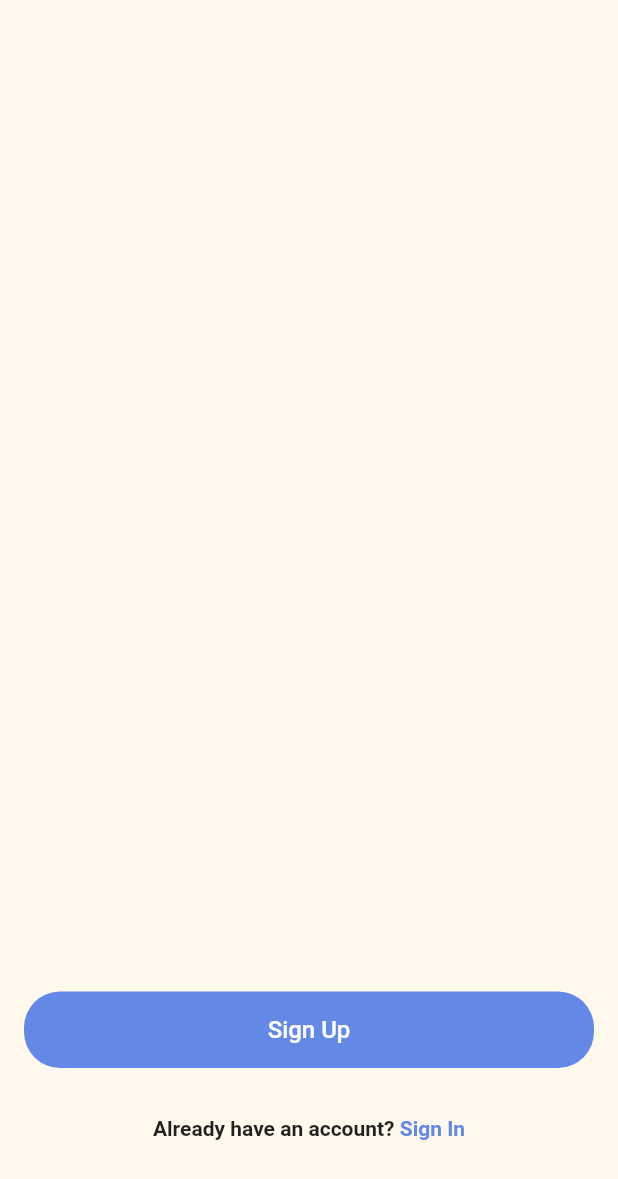
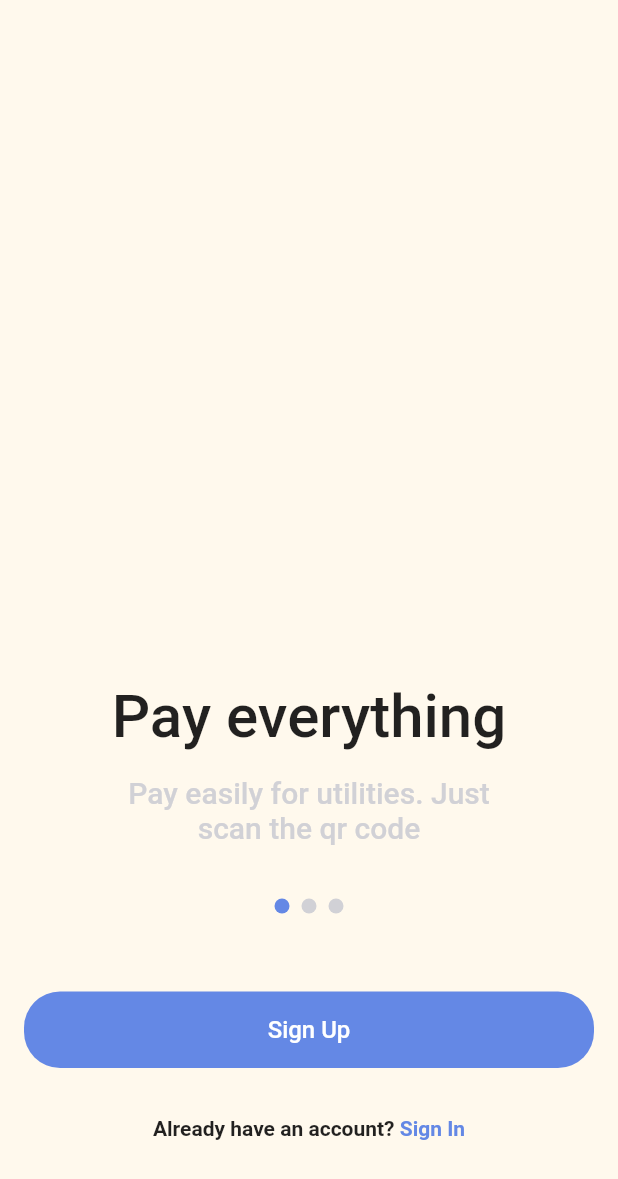
Before and after one commit to lusanmaulana/flutter-ui-test, a Flutter app: the MCLandingScreen screen opened directly, on a phone screen of 412 x 824 dp. Shown: the top 1179 px of the screen. Run offline on Flutter 3.47's test engine with Material 2 defaults, Android fonts, the phone set to English and light mode, and no system bars.

Commit message:
Add intro message

```diff
--- a/lib/apps/mobi_cash/screens/mc_landing.s.dart
+++ b/lib/apps/mobi_cash/screens/mc_landing.s.dart
@@ -8,15 +8,50 @@ class MCLandingScreen extends StatefulWidget {
   State<MCLandingScreen> createState() => _MCLandingScreenState();
 }
 
-class _MCLandingScreenState extends State<MCLandingScreen> {
+class _MCLandingScreenState extends State<MCLandingScreen> with SingleTickerProviderStateMixin {
+  final _pageController = PageController();
+  late final TabController _tabController;
+
+  @override
+  void initState() {
+    _tabController = TabController(length: Strings.intros.length, vsync: this);
+
+    super.initState();
+  }
+
+  void _onPageChanged(int index) {
+    _tabController.animateTo(index);
+  }
+
   @override
   Widget build(BuildContext context) {
     return Scaffold(
       backgroundColor: MCColors.background,
-      body: Padding(
+      body: Column(
+        mainAxisAlignment: MainAxisAlignment.end,
+        crossAxisAlignment: CrossAxisAlignment.stretch,
+        children: [
+          Flexible(
+            child: PageView.builder(
+              controller: _pageController,
+              itemCount: Strings.intros.length,
+              itemBuilder: _buildIntroWidget,
+              onPageChanged: _onPageChanged,
+            ),
+          ),
+          Center(
+            child: TabPageSelector(
+              controller: _tabController,
+              selectedColor: MCColors.blue,
+              color: MCColors.grey,
+              indicatorSize: 10,
+              borderStyle: BorderStyle.none,
+            ),
+          ),
+          const SizedBox(height: 32,),
+          Padding(
             padding: const EdgeInsets.all(16).copyWith(bottom: 64),
             child: Column(
-          mainAxisAlignment: MainAxisAlignment.end,
               crossAxisAlignment: CrossAxisAlignment.stretch,
               children: [
                 TextButton(
@@ -53,6 +88,39 @@ class _MCLandingScreenState extends State<MCLandingScreen> {
               ],
             ),
           ),
+        ],
+      ),
+    );
+  }
+
+  Widget _buildIntroWidget(BuildContext context, int index) {
+    final intro = Strings.intros[index];
+    return Expanded(
+      child: Padding(
+        padding: const EdgeInsets.all(32),
+        child: Column(
+          children: [
+            const Spacer(),
+            Text(
+              intro["title"]!,
+              style: const TextStyle(
+                fontSize: 40,
+                fontWeight: FontWeight.w500,
+              ),
+            ),
+            const SizedBox(height: 16),
+            Text(
+              intro["message"]!,
+              textAlign: TextAlign.center,
+              style: const TextStyle(
+                color: MCColors.grey,
+                fontSize: 20,
+                fontWeight: FontWeight.w500,
+              ),
+            ),
+          ],
+        ),
+      ),
     );
   }
 }
--- a/lib/apps/mobi_cash/screens/mc_splash.s.dart
+++ b/lib/apps/mobi_cash/screens/mc_splash.s.dart
@@ -16,8 +16,15 @@ class MCSplashScreen extends StatelessWidget {
       },
       child: Scaffold(
         backgroundColor: MCColors.background,
-        body: Padding(
-          padding: const EdgeInsets.all(32).copyWith(top: 150),
+        body: Stack(
+          fit: StackFit.expand,
+          children: [
+            Image.asset(
+              "assets/images/mc_splash_background.jpg",
+              fit: BoxFit.cover,
+            ),
+            Padding(
+              padding: const EdgeInsets.all(32).copyWith(top: 150, bottom: 48),
               child: Column(
                 mainAxisAlignment: MainAxisAlignment.spaceBetween,
                 crossAxisAlignment: CrossAxisAlignment.stretch,
@@ -45,6 +52,8 @@ class MCSplashScreen extends StatelessWidget {
                 ],
               ),
             ),
+          ],
+        ),
       ),
     );
   }
--- a/lib/cores/const_helper.dart
+++ b/lib/cores/const_helper.dart
@@ -5,6 +5,11 @@ class Strings {
   static const mcTitle = "MobiCash";
   static const signUp = "Sign Up";
   static const signIn = "Sign In";
+  static const intros = <Map<String, String>>[
+    {"title": "Pay everything", "message": "Pay easily for utilities. Just\nscan the qr code"},
+    {"title": "Send money", "message": "Smart payment make\nsmart lifestyle"},
+    {"title": "Let's go!", "message": "Pay easily anytime\nanywhere"},
+  ];
 }
 
 class FontFamily {
```
Lines whose indentation alone changed are shown as unchanged.
